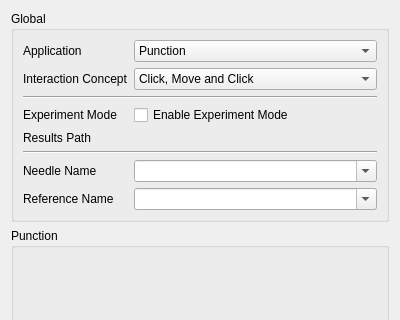
Above: Plugins/org.mitk.gui.qt.igt.app.echotrack/src/internal/SettingsWidgets/QmitkUSNavigationCombinedSettingsWidget.ui from MITK/MITK before the change; both pictures show x 0 to 400 and y 0 to 320 of the 400 by 546 pixel window. Below: the same form after it.
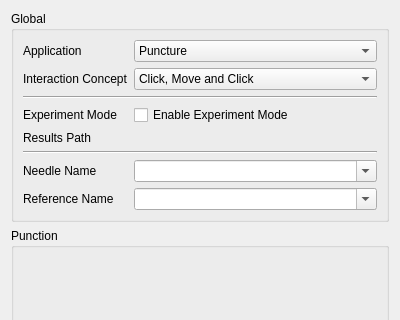
That is the form after the change. Custom widgets are drawn as their Qt base class.

Commit message: unified alignment: left-justified / corrected typo in UI

```diff
--- a/Plugins/org.mitk.gui.qt.igt.app.echotrack/src/internal/SettingsWidgets/QmitkUSNavigationCombinedSettingsWidget.ui
+++ b/Plugins/org.mitk.gui.qt.igt.app.echotrack/src/internal/SettingsWidgets/QmitkUSNavigationCombinedSettingsWidget.ui
@@ -40,7 +40,7 @@
         </property>
         <item>
          <property name="text">
-          <string>Punction</string>
+          <string>Puncture</string>
          </property>
         </item>
         <item>
```
The commit also changes 3 other files.
